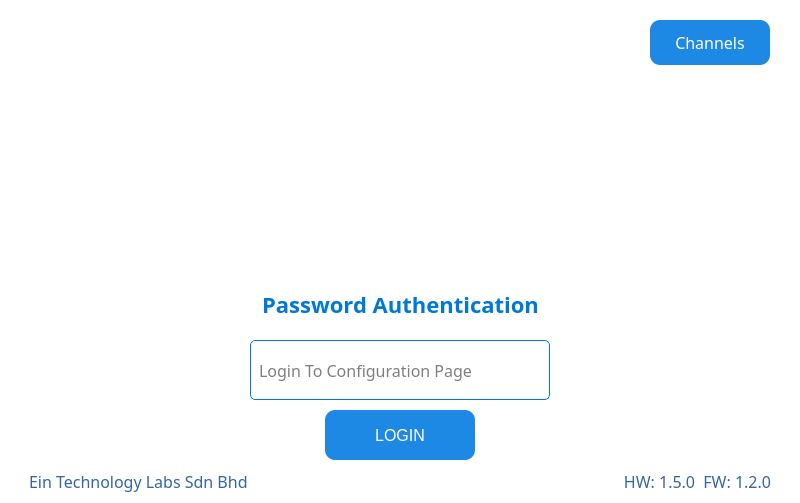
eSpark-Backup/nabilfesal-msm-fw, file QT_APP/login.ui: the form before one commit.
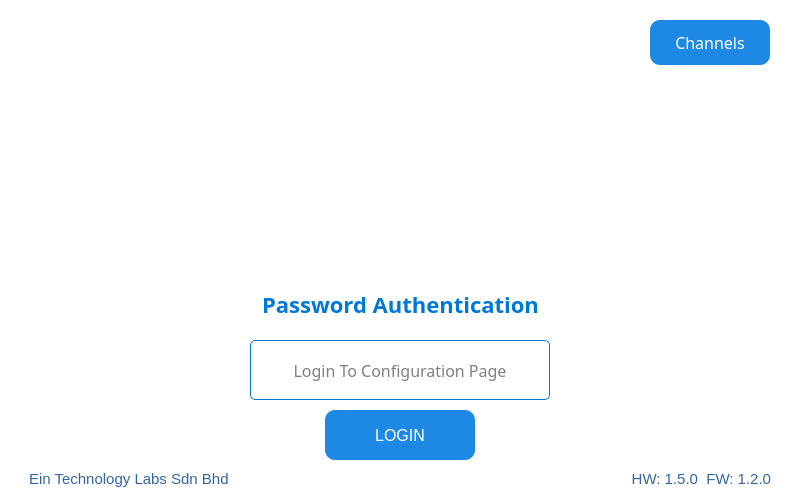
The form after the commit. Icons and pictures are not drawn.

Diff of the .ui file:
```diff
--- a/QT_APP/login.ui
+++ b/QT_APP/login.ui
@@ -381,6 +381,15 @@
         <property name="echoMode">
          <enum>QLineEdit::Password</enum>
         </property>
+        <property name="alignment">
+         <set>Qt::AlignCenter</set>
+        </property>
+        <property name="dragEnabled">
+         <bool>false</bool>
+        </property>
+        <property name="readOnly">
+         <bool>true</bool>
+        </property>
         <property name="placeholderText">
          <string>Login To Configuration Page</string>
         </property>
@@ -547,8 +556,10 @@
       <widget class="QLabel" name="label_2">
        <property name="font">
         <font>
-         <family>Gilroy</family>
-         <pointsize>12</pointsize>
+         <family>Ubuntu</family>
+         <pointsize>11</pointsize>
+         <italic>false</italic>
+         <bold>false</bold>
         </font>
        </property>
        <property name="styleSheet">
@@ -569,8 +580,10 @@
        </property>
        <property name="font">
         <font>
-         <family>Gilroy</family>
-         <pointsize>12</pointsize>
+         <family>Ubuntu</family>
+         <pointsize>11</pointsize>
+         <italic>false</italic>
+         <bold>false</bold>
         </font>
        </property>
        <property name="styleSheet">
```
Left out of the diff: 6 changed lines with no effect on the pictures.
